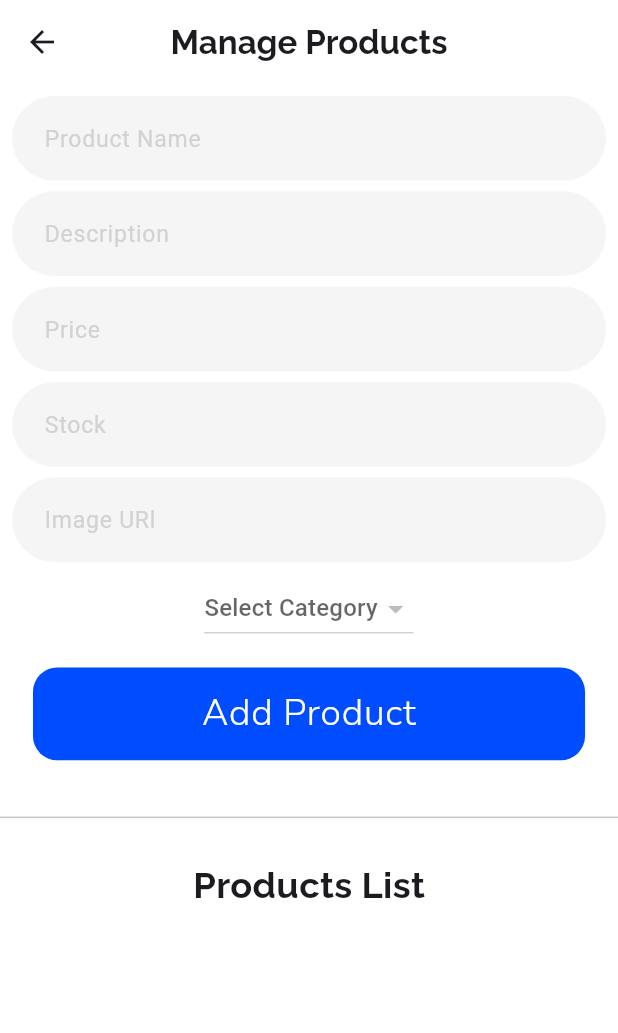
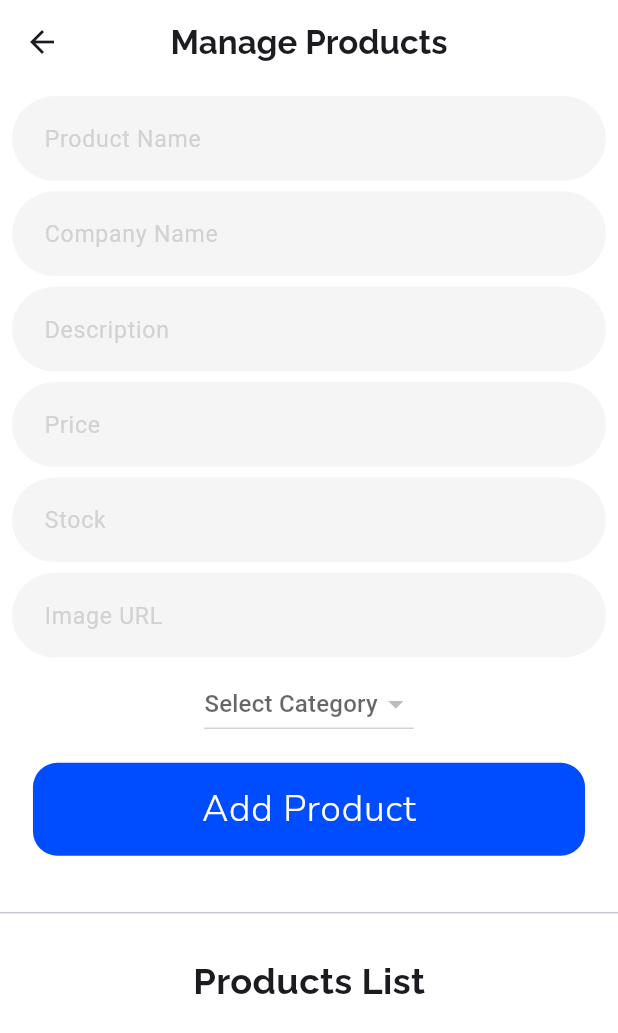
Before and after one commit to hozefa-hs/shoppe, a Flutter app: the ManageProductsView screen opened directly, on a phone screen of 412 x 824 dp. Shown: the top 1033 px of the screen. Run offline on Flutter 3.47's test engine with Material 3 defaults, Android fonts, the phone set to English and light mode, and no system bars; our stand-ins replace awesome_snackbar_content, cached_network_image, carousel_slider, cloud_firestore, firebase_auth, firebase_core and 4 more; accounts and stored records are empty.

```diff
--- a/lib/models/product_model.dart
+++ b/lib/models/product_model.dart
@@ -6,6 +6,7 @@ class ProductModel {
   final int stock;
   final String category;
   final String imageUrl;
+  final String company;
 
   ProductModel({
     required this.id,
@@ -15,6 +16,7 @@ class ProductModel {
     required this.stock,
     required this.category,
     required this.imageUrl,
+    required this.company
   });
 
   // Convert ProductModel to Map for Firestore
@@ -27,6 +29,7 @@ class ProductModel {
       'stock': stock,
       'category': category,
       'imageUrl': imageUrl,
+      'company': company,
     };
   }
 
@@ -40,6 +43,7 @@ class ProductModel {
       stock: map['stock'] ?? 0,
       category: map['category'] ?? '',
       imageUrl: map['imageUrl'] ?? '',
+      company: map['company'] ?? '',
     );
   }
 }
--- a/lib/views/admin/manage_products_view.dart
+++ b/lib/views/admin/manage_products_view.dart
@@ -17,6 +17,7 @@ class _ManageProductsViewState extends State<ManageProductsView> {
   final TextEditingController _descriptionController = TextEditingController();
   final TextEditingController _priceController = TextEditingController();
   final TextEditingController _stockController = TextEditingController();
+  final TextEditingController _companyController = TextEditingController();
   String? _selectedCategory;
   String? _imageUrl;
 
@@ -128,6 +129,7 @@ class _ManageProductsViewState extends State<ManageProductsView> {
   void _addProduct() async {
     if (_nameController.text.isNotEmpty &&
         _descriptionController.text.isNotEmpty &&
+        _companyController.text.isNotEmpty &&
         _priceController.text.isNotEmpty &&
         _stockController.text.isNotEmpty &&
         _selectedCategory != null &&
@@ -140,6 +142,7 @@ class _ManageProductsViewState extends State<ManageProductsView> {
         stock: int.parse(_stockController.text),
         category: _selectedCategory!,
         imageUrl: _imageUrl!,
+        company: _companyController.text.trim(),
       );
       await _controller.addProduct(product);
       _clearFields();
@@ -151,6 +154,7 @@ class _ManageProductsViewState extends State<ManageProductsView> {
     _descriptionController.text = product.description;
     _priceController.text = product.price.toString();
     _stockController.text = product.stock.toString();
+    _companyController.text = product.company;
     _selectedCategory = product.category;
     _imageUrl = product.imageUrl;
 
@@ -170,6 +174,7 @@ class _ManageProductsViewState extends State<ManageProductsView> {
           ElevatedButton(
             onPressed: () async {
               if (_nameController.text.isNotEmpty &&
+                  _companyController.text.isNotEmpty &&
                   _descriptionController.text.isNotEmpty &&
                   _priceController.text.isNotEmpty &&
                   _stockController.text.isNotEmpty &&
@@ -183,6 +188,7 @@ class _ManageProductsViewState extends State<ManageProductsView> {
                   stock: int.parse(_stockController.text),
                   category: _selectedCategory!,
                   imageUrl: _imageUrl!,
+                  company: _companyController.text.trim(),
                 );
                 await _controller.updateProduct(updatedProduct);
                 Navigator.pop(context);
@@ -198,6 +204,7 @@ class _ManageProductsViewState extends State<ManageProductsView> {
 
   void _clearFields() {
     _nameController.clear();
+    _companyController.clear();
     _descriptionController.clear();
     _priceController.clear();
     _stockController.clear();
@@ -208,13 +215,18 @@ class _ManageProductsViewState extends State<ManageProductsView> {
   }
 
   Widget _productForm() {
-    return SingleChildScrollView(
-      child: Column(
+    return Column(
       mainAxisSize: MainAxisSize.min,
       children: [
         CustomTextField(
           hintText: 'Product Name',
           controller: _nameController,
+          textInputType: TextInputType.text,
+        ),
+        SizedBox(height: 7.h),
+        CustomTextField(
+          hintText: 'Company Name',
+          controller: _companyController,
           textInputType: TextInputType.text,
         ),
         SizedBox(height: 7.h),
@@ -237,7 +249,7 @@ class _ManageProductsViewState extends State<ManageProductsView> {
           decoration: InputDecoration(
             filled: true,
             fillColor: const Color(0xFFF5F5F5),
-              hintText: 'Image URl',
+            hintText: 'Image URL',
             hintStyle: TextStyle(fontSize: 14.sp, color: Color(0xffD2D2D2)),
             contentPadding:
                 EdgeInsets.symmetric(horizontal: 16.w, vertical: 16.h),
@@ -263,7 +275,6 @@ class _ManageProductsViewState extends State<ManageProductsView> {
         ),
         SizedBox(height: 7.h),
       ],
-      ),
     );
   }
 }
```
Also changed, not shown: lib/views/user/bottom_navbar.dart (+47 -3 lines), lib/views/user/user_home_view.dart (+110 -5 lines). Lines whose indentation alone changed are shown as unchanged.
